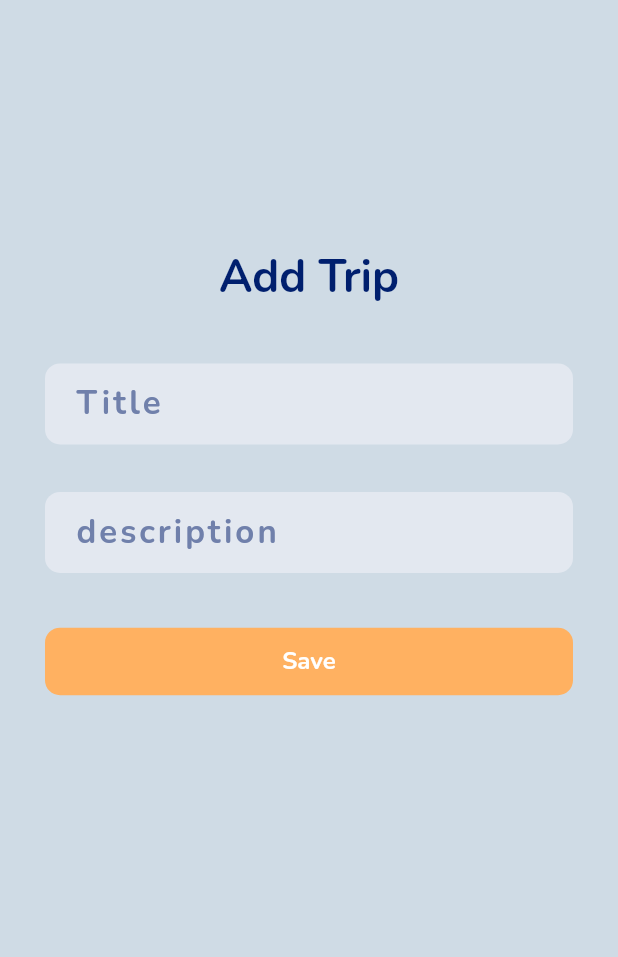
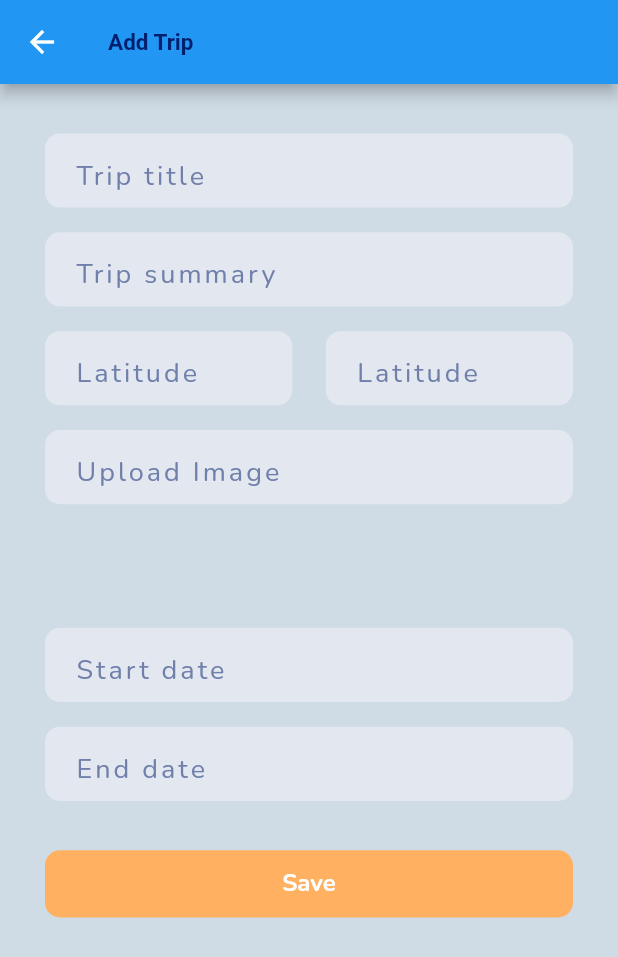
Before and after one commit to tonujewel/Tour-Tracking, a Flutter app: the AddTrip screen opened directly, after a tap on "Save", on a phone screen of 412 x 824 dp. Shown: the top 957 px of the screen. Run offline on Flutter 3.47's test engine with Material 2 defaults, Android fonts, the phone set to English and light mode, and no system bars; our stand-ins replace cloud_firestore, curved_navigation_bar, firebase_auth, firebase_core, get, google_fonts and 2 more; accounts and stored records are empty; statements that could not run were skipped.

Commit message:
add trip design

```diff
--- a/lib/controller/add_trip_controller.dart
+++ b/lib/controller/add_trip_controller.dart
@@ -10,13 +10,24 @@ class AddTripController extends GetxController {
 
   TextEditingController title = TextEditingController();
   TextEditingController desc = TextEditingController();
+  TextEditingController location = TextEditingController();
+  TextEditingController startDate = TextEditingController();
+  TextEditingController endDate = TextEditingController();
+
 
   saveData() {
     if (title.text.isEmpty) {
       errorSnackbar("Title field required");
     } else if (desc.text.isEmpty) {
-      errorSnackbar("Desctription field required");
-    } else {
+      errorSnackbar("Description field required");
+    }else if (location.text.isEmpty) {
+      errorSnackbar("Location field required");
+    }else if (startDate.text.isEmpty) {
+      errorSnackbar("Start Date field required");
+    } else if (endDate.text.isEmpty) {
+      errorSnackbar("End Date field required");
+    }
+    else {
       sendToFireStore();
     }
   }
@@ -28,6 +39,9 @@ class AddTripController extends GetxController {
 
       'title': title.text, // John Doe
       'desctription': desc.text, // Stokes and Sons
+      'location' : location.text,
+      'startDate': startDate.text,
+      'endDate': endDate.text,
     }).then((value) {
       isLoading.value = false;
       Get.back();
--- a/lib/controller/sign_up_controller.dart
+++ b/lib/controller/sign_up_controller.dart
@@ -7,6 +7,7 @@ import 'package:tourtracking/utils/appConstant.dart';
 import 'package:tourtracking/view/bottom_navigation/home_screen.dart';
 
 import '../main.dart';
+import '../view/main_screen/main_screen.dart';
 
 class SignUpController extends GetxController {
   TextEditingController nameController = TextEditingController();
@@ -69,6 +70,6 @@ class SignUpController extends GetxController {
     prefs.setString("uid", firebaseUser.uid);
 
     isLoading.value = false;
-    Get.offAll(HomeScreen());
+    Get.offAll(MainScreen());
   }
 }
--- a/lib/view/trip/add_trip.dart
+++ b/lib/view/trip/add_trip.dart
@@ -14,17 +14,70 @@ class AddTrip extends StatelessWidget {
     Size size = MediaQuery.of(context).size;
     return Scaffold(
       backgroundColor: Style.backgroundColor,
+      appBar: AppBar(title: Text("Add Trip", style: TextStyle(color: Style.textColor, fontWeight: FontWeight.bold, fontSize: 15)),),
       body: Padding(
         padding: const EdgeInsets.only(left: 30, right: 30),
         child: SingleChildScrollView(
           child: Column(
             children: [
-              SizedBox(height: size.height * .2),
-              Text("Add Trip", style: TextStyle(color: Style.textColor, fontWeight: FontWeight.bold, fontSize: 30)),
+              //SizedBox(height: size.height * .2),
+              //Text("Add Trip", style: TextStyle(color: Style.textColor, fontWeight: FontWeight.bold, fontSize: 30)),
               SizedBox(height: size.height * .04),
-              CustomTextField(controller: controller.title, hints: "Title"),
-              SizedBox(height: size.height * .03),
-              CustomTextField(controller: controller.desc, hints: "description"),
+              CustomTextField(controller: controller.title, hints: "Trip title"),
+              SizedBox(height: size.height * .02),
+              CustomTextField(controller: controller.desc, hints: "Trip summary"),
+              SizedBox(height: size.height * .02),
+              Row(mainAxisAlignment: MainAxisAlignment.spaceBetween,
+                children: [
+                  Container(
+                    height: MediaQuery.of(context).size.height* .06,
+                    width: MediaQuery.of(context).size.width* .4,
+                    padding: EdgeInsets.only(left: 20),
+                    decoration: BoxDecoration(
+                      color: Color(0xFFE3E8F0),
+                      borderRadius: BorderRadius.circular(10.0),
+                    ),
+                    child: TextField(
+                      style: TextStyle(fontSize: 22,letterSpacing: 2, color: Style.textColor, fontWeight: FontWeight.bold),
+                      decoration: InputDecoration(
+                        hintText: "Latitude",
+                        border: InputBorder.none,
+                        hintStyle: TextStyle(fontSize: 18, color: Style.hintsColor, fontWeight: FontWeight.normal, ),
+                      ),
+                      textInputAction: TextInputAction.next,
+                    ),
+                  ),
+                  Container(height: MediaQuery.of(context).size.height* .06,
+                    width: MediaQuery.of(context).size.width* .4,
+                    padding: EdgeInsets.only(left: 20),
+                    decoration: BoxDecoration(
+                      color: Color(0xFFE3E8F0),
+                      borderRadius: BorderRadius.circular(10.0),
+                    ),
+                    child: TextField(
+                      style: TextStyle(fontSize: 22,letterSpacing: 2, color: Style.textColor, fontWeight: FontWeight.bold),
+                      decoration: InputDecoration(
+                        hintText: "Latitude",
+                        border: InputBorder.none,
+                        hintStyle: TextStyle(fontSize: 18, color: Style.hintsColor, fontWeight: FontWeight.normal, ),
+                      ),
+                      textInputAction: TextInputAction.next,
+                    ),
+                  ),
+                ],
+              ),
+              SizedBox(height: size.height * .02),
+              CustomTextField(controller: controller.title, hints: "Upload Image"),
+              SizedBox(height: size.height * .02),
+              //CustomTextField(controller: controller.location, hints: "Location"),
+              Container(
+                height: MediaQuery.of(context).size.height* .06,
+                width: MediaQuery.of(context).size.width* .8,
+              ),
+              SizedBox(height: size.height * .02),
+              CustomTextField(controller: controller.startDate, hints: "Start date"),
+              SizedBox(height: size.height * .02),
+              CustomTextField(controller: controller.endDate, hints: "End date"),
               SizedBox(height: size.height * .04),
               Obx(
                 () => LoadingButton(
--- a/lib/widget/customTextField.dart
+++ b/lib/widget/customTextField.dart
@@ -14,7 +14,7 @@ class CustomTextField extends StatelessWidget {
   Widget build(BuildContext context) {
     final node = FocusScope.of(context);
     return Container(
-      height: 61,
+      height: MediaQuery.of(context).size.height* .06,
       child: Row(
         children: [
           Expanded(
@@ -32,7 +32,7 @@ class CustomTextField extends StatelessWidget {
                 decoration: InputDecoration(
                   hintText: "$hints",
                   border: InputBorder.none,
-                  hintStyle: TextStyle(fontSize: 22, color: Style.hintsColor, fontWeight: FontWeight.bold),
+                  hintStyle: TextStyle(fontSize: 18, color: Style.hintsColor, fontWeight: FontWeight.normal, ),
                 ),
                 textInputAction: TextInputAction.next,
                 onEditingComplete: () => node.nextFocus(),
--- a/lib/widget/loadin_button.dart
+++ b/lib/widget/loadin_button.dart
@@ -78,7 +78,7 @@ class _LoadingButtonState extends State<LoadingButton> {
           child: widget.isLoading
               ? loadingWidget
               : Container(
-                  height: 25,
+                 height: MediaQuery.of(context).size.height* .03,
                   width: mainWidth - 20 - (padding * 2),
                   alignment: Alignment.center,
                   child: Text(
```
